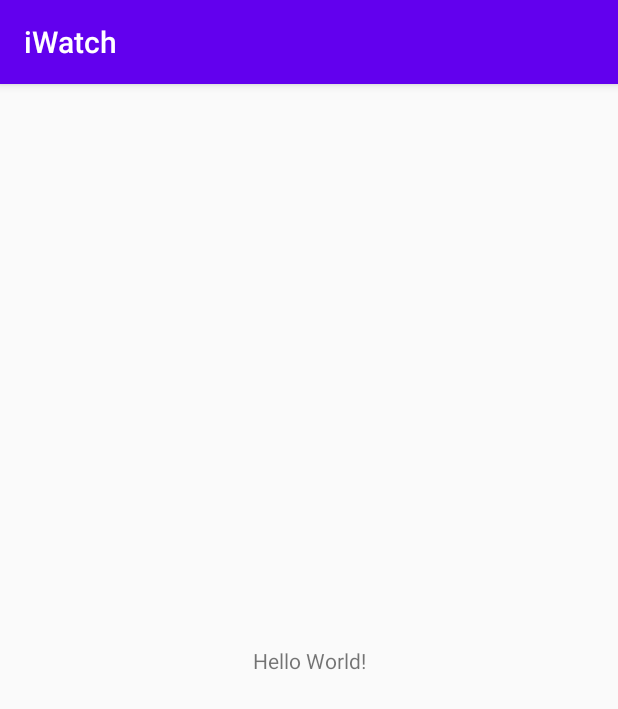
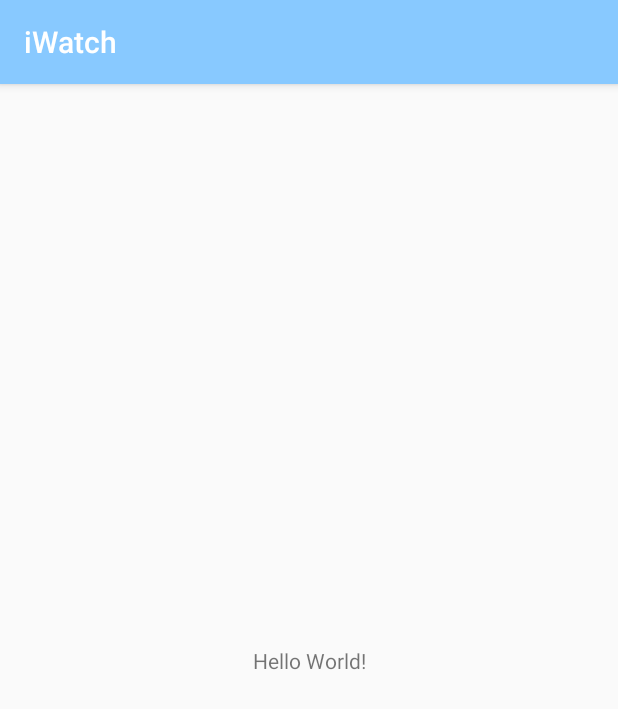
Before and after one commit to definitelyme/iwatch, an Android app: the screen it shows after launch (MainActivity), on a phone screen of 412 x 824 dp. Shown: the top 709 px of the screen. Run offline under Robolectric (Android 15) with nearby library versions, the phone set to English and light mode, and no system bars.

Commit message:
Modify App colors
Signed-off-by: Brendan Ejike <ejike.br@gmail.com>

```diff
--- a/app/src/main/res/values/colors.xml
+++ b/app/src/main/res/values/colors.xml
@@ -1,6 +1,7 @@
 <?xml version="1.0" encoding="utf-8"?>
 <resources>
-    <color name="colorPrimary">#6200EE</color>
-    <color name="colorPrimaryDark">#3700B3</color>
-    <color name="colorAccent">#03DAC5</color>
+    <color name="colorPrimary">#88C9FF</color>
+    <color name="colorPrimaryDark">#3E8AFB</color>
+    <color name="colorAccent">#FFC04F</color>
+    <color name="colorAccentSecondary">#FCD69A</color>
 </resources>
```
